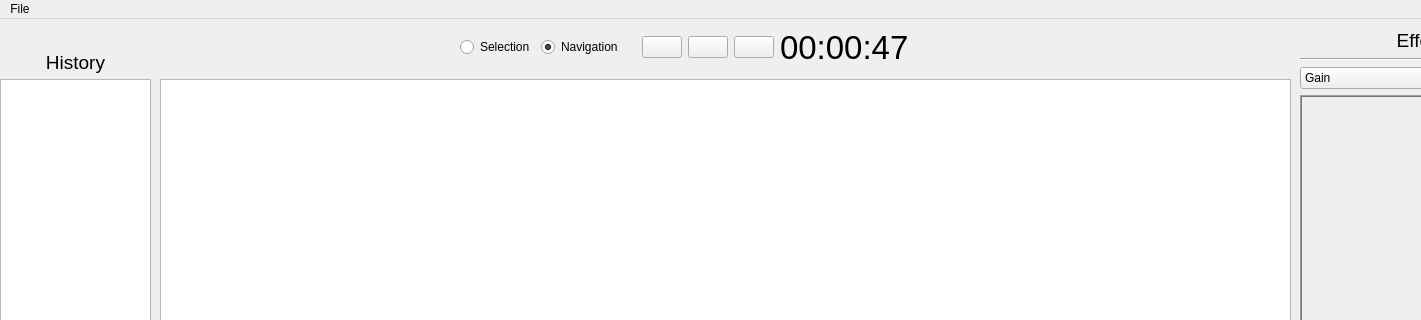
Old version of the form src/app/MainWindow.ui in the repository artemious3/aedit; both pictures show x 0 to 1421 and y 0 to 320 of the 1554 by 502 pixel window.
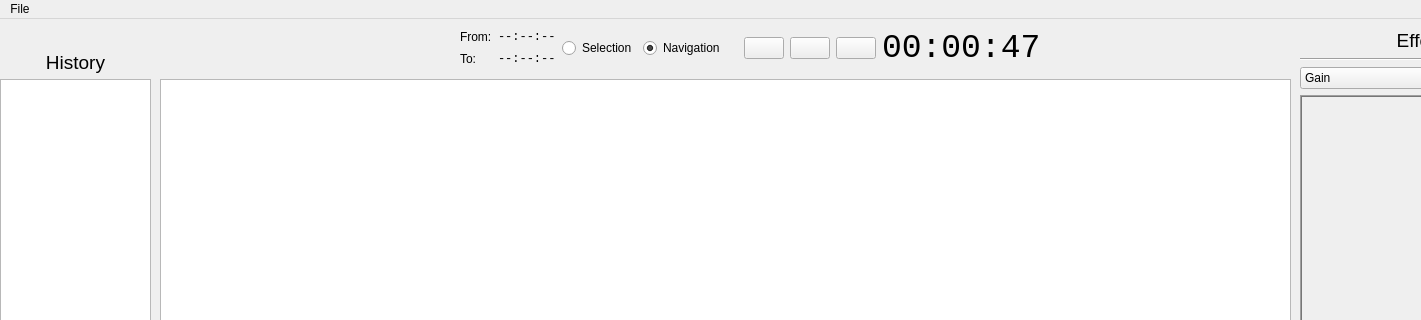
New version of the form. Icons and pictures are not drawn.

Commit message: Pitch shift fix. From/to labels added. Pitch shift is now set in cents

The edit to the form file:
```diff
--- a/src/app/MainWindow.ui
+++ b/src/app/MainWindow.ui
@@ -142,8 +142,8 @@
      <rect>
       <x>160</x>
       <y>10</y>
-      <width>1131</width>
-      <height>48</height>
+      <width>1156</width>
+      <height>51</height>
      </rect>
     </property>
     <layout class="QHBoxLayout" name="horizontalLayout">
@@ -156,6 +156,48 @@
      <property name="rightMargin">
       <number>300</number>
      </property>
+     <item>
+      <layout class="QGridLayout" name="gridLayout">
+       <item row="1" column="0">
+        <widget class="QLabel" name="label_4">
+         <property name="text">
+          <string>To:</string>
+         </property>
+        </widget>
+       </item>
+       <item row="0" column="0">
+        <widget class="QLabel" name="label">
+         <property name="text">
+          <string>From:</string>
+         </property>
+        </widget>
+       </item>
+       <item row="0" column="1">
+        <widget class="QLabel" name="fromLbl">
+         <property name="font">
+          <font>
+           <family>Monospace</family>
+          </font>
+         </property>
+         <property name="text">
+          <string>--:--:--</string>
+         </property>
+        </widget>
+       </item>
+       <item row="1" column="1">
+        <widget class="QLabel" name="toLbl">
+         <property name="font">
+          <font>
+           <family>Monospace</family>
+          </font>
+         </property>
+         <property name="text">
+          <string>--:--:--</string>
+         </property>
+        </widget>
+       </item>
+      </layout>
+     </item>
      <item>
       <widget class="QRadioButton" name="selButton">
        <property name="text">
@@ -226,9 +268,12 @@
       <widget class="QLabel" name="timeLbl">
        <property name="font">
         <font>
+         <family>Monospace</family>
          <pointsize>25</pointsize>
          <weight>50</weight>
+         <italic>false</italic>
          <bold>false</bold>
+         <stylestrategy>PreferDefault</stylestrategy>
         </font>
        </property>
        <property name="text">
```
The commit also changes 8 other files.
